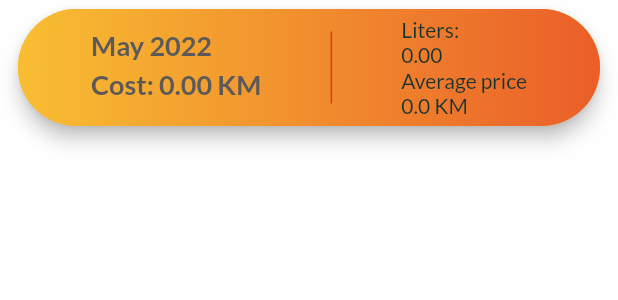
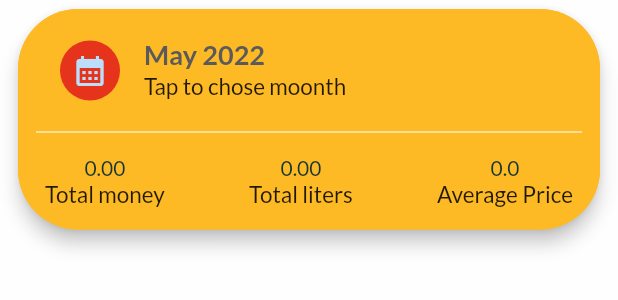
Before and after one commit to darkobuvac998/fuel_map, a Flutter app: the MonthConsumption widget shown alone on an empty page, opened directly, on a phone screen of 412 x 824 dp. Shown: the top 300 px of the screen. Run offline on Flutter 3.47's test engine with Material 2 defaults, Android fonts, the phone set to English and light mode, and no system bars; our stand-ins replace month_picker_dialog, shared_preferences, syncfusion_flutter_charts; accounts and stored records are empty; network calls fail.

Commit message:
redesign of month consumption overview widget and small improvements

```diff
--- a/lib/main.dart
+++ b/lib/main.dart
@@ -87,6 +87,12 @@ class MyApp extends StatelessWidget {
                     fontWeight: FontWeight.bold,
                     color: Color(0xff5a5a5c),
                   ),
+                  headline4: const TextStyle(
+                    fontSize: 15,
+                    fontFamily: 'Lato',
+                    fontWeight: FontWeight.bold,
+                    color: Color(0xFF2E2E2E),
+                  ),
                 ),
             colorScheme: ColorScheme.fromSwatch().copyWith(
               secondary: const Color(0xffe6341c),
--- a/lib/providers/consumptions.dart
+++ b/lib/providers/consumptions.dart
@@ -12,6 +12,7 @@ class Consumptions with ChangeNotifier {
   List<ConsumptionItem> _items = [];
   List<ConsumptionItem> _filteredItems = [];
   int month = DateTime.now().month;
+  int year = DateTime.now().year;
 
   String? authToken;
   String? userId;
@@ -26,17 +27,18 @@ class Consumptions with ChangeNotifier {
     return [..._filteredItems];
   }
 
-  void filterItmes(int month) {
+  void filterItmes(int month, int year) {
     month = month;
+    year = year;
     _filteredItems = _items
-        .where(
-            (element) => DateFormat.yMMMd().parse(element.date).month == month)
+        .where((element) =>
+            DateFormat.yMMMd().parse(element.date).month == month &&
+            DateFormat.yMMMd().parse(element.date).year == year)
         .toList();
-    print(month);
     notifyListeners();
   }
 
-  Future<Map<String, dynamic>> getCostsPerMonth() async {
+  Map<String, dynamic> getCostsPerMonth() {
     double totalAmount = 0;
     double totalLiters = 0;
     double avgPrice = 0;
@@ -75,8 +77,8 @@ class Consumptions with ChangeNotifier {
         loadedItems.add(ConsumptionItem.fromMap(temp));
       });
       _items = loadedItems;
-      filterItmes(month);
-      notifyListeners();
+      filterItmes(month, year);
+      // notifyListeners();
     } catch (error) {
       rethrow;
     }
@@ -99,9 +101,6 @@ class Consumptions with ChangeNotifier {
     } catch (error) {
       rethrow;
     }
-
-    _items.add(item);
-    notifyListeners();
   }
 
   ConsumptionItem? getConsumptionById(String id) {
@@ -122,12 +121,11 @@ class Consumptions with ChangeNotifier {
 
     ConsumptionItem? item = _items[productIndex];
     _items.removeAt(productIndex);
-    filterItmes(month);
+    filterItmes(month, year);
     final response = await http.delete(url);
-    print(response.body);
     if (response.statusCode >= 400) {
       _items.insert(productIndex, item);
-      filterItmes(month);
+      filterItmes(month, year);
       throw HttpException('Could not delete consumption.');
     }
     item = null;
@@ -152,9 +150,9 @@ class Consumptions with ChangeNotifier {
       result.add(ConsmumptionChartData(
           month:
               DateFormat.MMM().format(DateFormat('M').parse(month.toString())),
-          expense: monthExpense, liters:  liters));
+          expense: monthExpense,
+          liters: liters));
     }
-    print(result);
     return result;
   }
 }
--- a/lib/screens/consumption_list_screen.dart
+++ b/lib/screens/consumption_list_screen.dart
@@ -18,7 +18,6 @@ class ConsumptionListScreen extends StatelessWidget {
 
   @override
   Widget build(BuildContext context) {
-    final mediaQuery = MediaQuery.of(context);
     return Scaffold(
       body: FutureBuilder(
           future: _refresItems(context),
@@ -36,7 +35,7 @@ class ConsumptionListScreen extends StatelessWidget {
             return Column(
               mainAxisSize: MainAxisSize.min,
               children: [
-                MonthConsumption(),
+                const MonthConsumption(),
                 Divider(
                   indent: 30,
                   endIndent: 30,
--- a/lib/screens/gas_stations_screen.dart
+++ b/lib/screens/gas_stations_screen.dart
@@ -33,12 +33,6 @@ class _GasStationsScreenState extends State<GasStationsScreen> {
       appBar: CustomAppBar(
         title: 'Gas Stations',
         actions: [
-          IconButton(
-            onPressed: () {},
-            icon: const Icon(
-              Icons.add,
-            ),
-          ),
           PopupMenuButton(
             itemBuilder: (_) => [
               PopupMenuItem(
--- a/lib/widgets/app_drawer.dart
+++ b/lib/widgets/app_drawer.dart
@@ -13,16 +13,19 @@ class AppDrawer extends StatelessWidget {
       // backgroundColor: const Color(0xffeece6a),
       child: Column(
         children: [
-          SizedBox(
+          const SizedBox(
             width: double.infinity,
             child: DrawerHeader(
               // padding: EdgeInsets.zero,
               child: Text(
-                'Fuel Map',
-                style: Theme.of(context).textTheme.headline5,
-                textAlign: TextAlign.start,
+                '',
               ),
-              decoration: const BoxDecoration(
+              decoration: BoxDecoration(
+                image: DecorationImage(
+                  image: AssetImage(
+                      'assets/images/app_drawer_header_background.jpeg'),
+                  fit: BoxFit.cover,
+                ),
                 color: Color(0xfff7b429),
               ),
             ),
@@ -33,11 +36,11 @@ class AppDrawer extends StatelessWidget {
                 ListTile(
                   leading: const Icon(
                     Icons.local_gas_station,
-                    size: 30,
+                    size: 24,
                   ),
                   title: Text(
                     'Gas Stations',
-                    style: Theme.of(context).textTheme.headline5,
+                    style: Theme.of(context).textTheme.headline4,
                   ),
                   onTap: () {
                     Navigator.of(context).pushReplacementNamed('/');
@@ -45,10 +48,10 @@ class AppDrawer extends StatelessWidget {
                 ),
                 const Divider(),
                 // // ListTile(
-                // //   leading: const Icon(Icons.car_repair, size: 30),
+                // //   leading: const Icon(Icons.car_repair, size: 24),
                 // //   title: Text(
                 // //     'Cars',
-                // //     style: Theme.of(context).textTheme.headline5,
+                // //     style: Theme.of(context).textTheme.headline4,
                 // //   ),
                 // //   onTap: () {},
                 // // ),
@@ -56,11 +59,11 @@ class AppDrawer extends StatelessWidget {
                 ListTile(
                   leading: const Icon(
                     Icons.money_outlined,
-                    size: 30,
+                    size: 24,
                   ),
                   title: Text(
                     'Consumptions',
-                    style: Theme.of(context).textTheme.headline5,
+                    style: Theme.of(context).textTheme.headline4,
                   ),
                   onTap: () {
                     Navigator.of(context)
@@ -73,11 +76,11 @@ class AppDrawer extends StatelessWidget {
           ListTile(
             leading: const Icon(
               Icons.exit_to_app,
-              size: 30,
+              size: 24,
             ),
             title: Text(
               'Logout',
-              style: Theme.of(context).textTheme.headline5,
+              style: Theme.of(context).textTheme.headline4,
             ),
             onTap: () {
               Navigator.of(context).pop();
--- a/lib/widgets/consumption_chart.dart
+++ b/lib/widgets/consumption_chart.dart
@@ -124,13 +124,11 @@ class _ConsumptionChartState extends State<ConsumptionChart> {
                   title: LegendTitle(),
                 ),
                 series: [
-                  if (!_showLiters)
                   BarSeries<ConsmumptionChartData, String>(
                     name: 'Total money',
                     color: Theme.of(context).primaryColor,
                     dataSource: data,
-                      xValueMapper: (ConsmumptionChartData data, _) =>
-                          data.month,
+                    xValueMapper: (ConsmumptionChartData data, _) => data.month,
                     yValueMapper: (ConsmumptionChartData data, _) =>
                         data.expense,
                     dataLabelSettings: const DataLabelSettings(
--- a/lib/widgets/custom_card.dart
+++ b/lib/widgets/custom_card.dart
@@ -1,8 +1,8 @@
 import 'package:flutter/material.dart';
 
 class CustomCard extends StatelessWidget {
-  Widget child;
-  CustomCard({required this.child, Key? key}) : super(key: key);
+  final Widget child;
+  const CustomCard({required this.child, Key? key}) : super(key: key);
 
   @override
   Widget build(BuildContext context) {
--- a/lib/widgets/month_consumption.dart
+++ b/lib/widgets/month_consumption.dart
@@ -7,7 +7,7 @@ import 'package:provider/provider.dart';
 import '../widgets/custom_card.dart';
 
 class MonthConsumption extends StatefulWidget {
-  MonthConsumption({Key? key}) : super(key: key);
+  const MonthConsumption({Key? key}) : super(key: key);
 
   @override
   State<MonthConsumption> createState() => _MonthConsumptionState();
@@ -22,9 +22,7 @@ class _MonthConsumptionState extends State<MonthConsumption> {
   @override
   void didChangeDependencies() {
     if (_init) {
-      Future.delayed(Duration.zero, () async {
-        return onDateChange(context);
-      });
+      onDateChange(context);
       _init = false;
     }
     super.didChangeDependencies();
@@ -42,22 +40,118 @@ class _MonthConsumptionState extends State<MonthConsumption> {
       setState(() {
         selectedDate = date;
         initialDate = date;
-        onDateChange(ctx);
       });
     } else {
       setState(() {
         selectedDate = DateTime.now();
       });
     }
+    onDateChange(ctx);
   }
 
-  void onDateChange(BuildContext ctx) async {
+  void onDateChange(BuildContext ctx) {
     Provider.of<Consumptions>(ctx, listen: false)
-        .filterItmes(selectedDate.month);
-    data =
-        await Provider.of<Consumptions>(ctx, listen: false).getCostsPerMonth();
+        .filterItmes(selectedDate.month, selectedDate.year);
+    data = Provider.of<Consumptions>(ctx, listen: false).getCostsPerMonth();
+  }
 
-    setState(() {});
+  Widget monthConsumptionoVersion2(BuildContext ctx) {
+    return Column(
+      mainAxisAlignment: MainAxisAlignment.start,
+      children: [
+        ListTile(
+          leading: CircleAvatar(
+            backgroundColor: Theme.of(context).colorScheme.secondary,
+            child: const Padding(
+              padding: EdgeInsets.all(
+                8.0,
+              ),
+              child: Icon(
+                Icons.calendar_month,
+              ),
+            ),
+          ),
+          title: Text(
+            DateFormat.yMMM().format(
+              selectedDate,
+            ),
+            style: Theme.of(context).textTheme.headline6,
+          ),
+          subtitle: const Text(
+            'Tap to chose moonth',
+            style: TextStyle(
+              fontSize: 15,
+              color: Colors.black87,
+            ),
+          ),
+          onTap: () => _showMonthPicker(ctx),
+        ),
+        const Divider(
+          height: 10,
+          color: Colors.white70,
+          thickness: 1,
+        ),
+        Padding(
+          padding: const EdgeInsets.symmetric(
+            horizontal: 6.0,
+            vertical: 10,
+          ),
+          child: Row(
+            mainAxisAlignment: MainAxisAlignment.spaceBetween,
+            children: [
+              Column(
+                mainAxisAlignment: MainAxisAlignment.center,
+                crossAxisAlignment: CrossAxisAlignment.center,
+                children: [
+                  Text(
+                    '${data['totalAmount']}',
+                  ),
+                  const Text(
+                    'Total money',
+                    style: TextStyle(
+                      fontSize: 15,
+                      color: Colors.black87,
+                    ),
+                  )
+                ],
+              ),
+              Column(
+                mainAxisAlignment: MainAxisAlignment.center,
+                crossAxisAlignment: CrossAxisAlignment.center,
+                children: [
+                  Text(
+                    '${data['totalLiters']}',
+                  ),
+                  const Text(
+                    'Total liters',
+                    style: TextStyle(
+                      fontSize: 15,
+                      color: Colors.black87,
+                    ),
+                  )
+                ],
+              ),
+              Column(
+                mainAxisAlignment: MainAxisAlignment.center,
+                crossAxisAlignment: CrossAxisAlignment.center,
+                children: [
+                  Text(
+                    '${data['avgPrice']}',
+                  ),
+                  const Text(
+                    'Average Price',
+                    style: TextStyle(
+                      fontSize: 15,
+                      color: Colors.black87,
+                    ),
+                  )
+                ],
+              ),
+            ],
+          ),
+        )
+      ],
+    );
   }
 
   @override
@@ -77,65 +171,11 @@ class _MonthConsumptionState extends State<MonthConsumption> {
             borderRadius: BorderRadius.circular(
               40,
             ),
-            gradient: const LinearGradient(
-              begin: Alignment.centerLeft,
-              end: Alignment.centerRight,
-              colors: [
-                Color(0xfff8be32),
-                Color(0xffea5e29),
-              ],
-            ),
+            color: Theme.of(context).primaryColor,
           ),
           child: IntrinsicHeight(
-            child: Row(
-              mainAxisAlignment: MainAxisAlignment.spaceEvenly,
-              children: [
-                GestureDetector(
-                  onTap: () => _showMonthPicker(context),
-                  child: Column(
-                    crossAxisAlignment: CrossAxisAlignment.start,
-                    mainAxisAlignment: MainAxisAlignment.center,
-                    children: [
-                      Text(
-                        DateFormat.yMMM().format(
-                          selectedDate,
-                        ),
-                        style: Theme.of(context).textTheme.headline6,
-                      ),
-                      Container(
-                        padding: const EdgeInsets.symmetric(
-                          vertical: 4,
-                        ),
-                        child: Text(
-                          'Cost: ${data['totalAmount']} KM',
-                          style: Theme.of(context).textTheme.headline6,
-                        ),
-                      )
-                    ],
-                  ),
-                ),
-                VerticalDivider(
-                  thickness: 1,
-                  width: 20,
-                  indent: 10,
-                  endIndent: 10,
-                  color: Theme.of(context).colorScheme.secondary,
-                ),
-                FittedBox(
-                  fit: BoxFit.scaleDown,
-                  alignment: Alignment.centerLeft,
-                  child: Column(
-                    mainAxisAlignment: MainAxisAlignment.spaceBetween,
-                    crossAxisAlignment: CrossAxisAlignment.start,
-                    children: [
-                      const Text('Liters:'),
-                      Text('${data['totalLiters']}'),
-                      const Text('Average price'),
-                      Text('${data['avgPrice']} KM'),
-                    ],
-                  ),
-                )
-              ],
+            child: monthConsumptionoVersion2(
+              context,
             ),
           ),
         ),
--- a/pubspec.yaml
+++ b/pubspec.yaml
@@ -65,7 +65,8 @@ flutter:
   uses-material-design: true
 
   # To add assets to your application, add an assets section, like this:
-  # assets:
+  assets:
+      - assets/images/app_drawer_header_background.jpeg
   #   - images/a_dot_burr.jpeg
   #   - images/a_dot_ham.jpeg
 
```
Also changed, not shown: assets/images/app_drawer_header_background.jpeg (added). Lines whose indentation alone changed are shown as unchanged.
